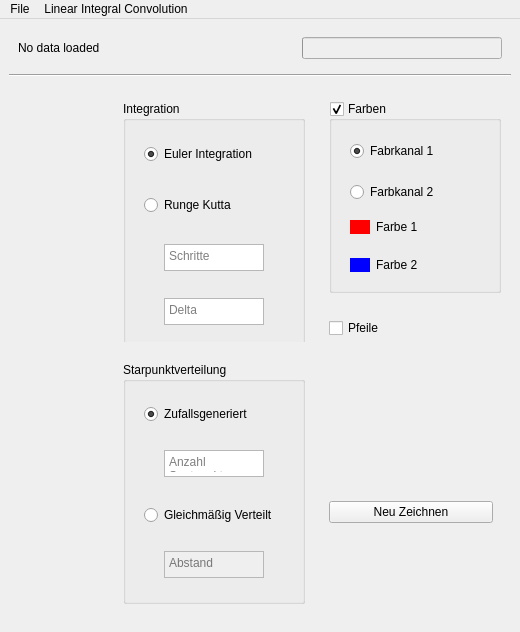
e1325103/Visualisierung, file res/MainWindow.ui: the form before one commit.
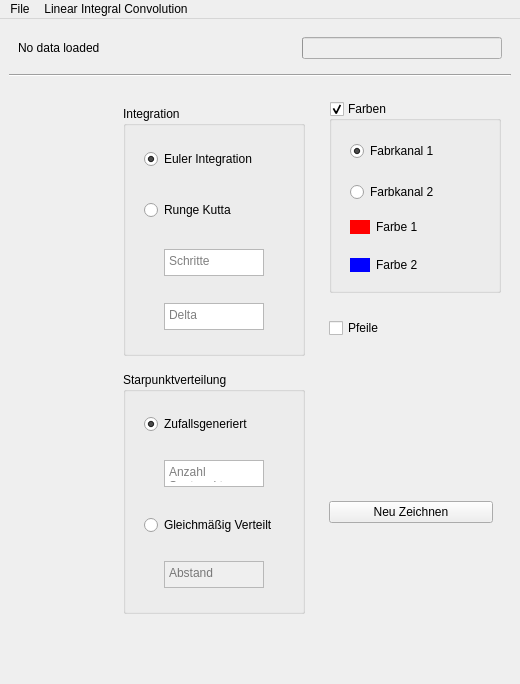
The form after the commit.

```diff
--- a/res/MainWindow.ui
+++ b/res/MainWindow.ui
@@ -7,7 +7,7 @@
     <x>0</x>
     <y>0</y>
     <width>520</width>
-    <height>614</height>
+    <height>684</height>
    </rect>
   </property>
   <property name="windowTitle">
@@ -104,7 +104,7 @@
              <property name="minimumSize">
               <size>
                <width>200</width>
-               <height>250</height>
+               <height>260</height>
               </size>
              </property>
              <property name="maximumSize">
```
Left out of the diff: 6 changed lines with no effect on the pictures.
